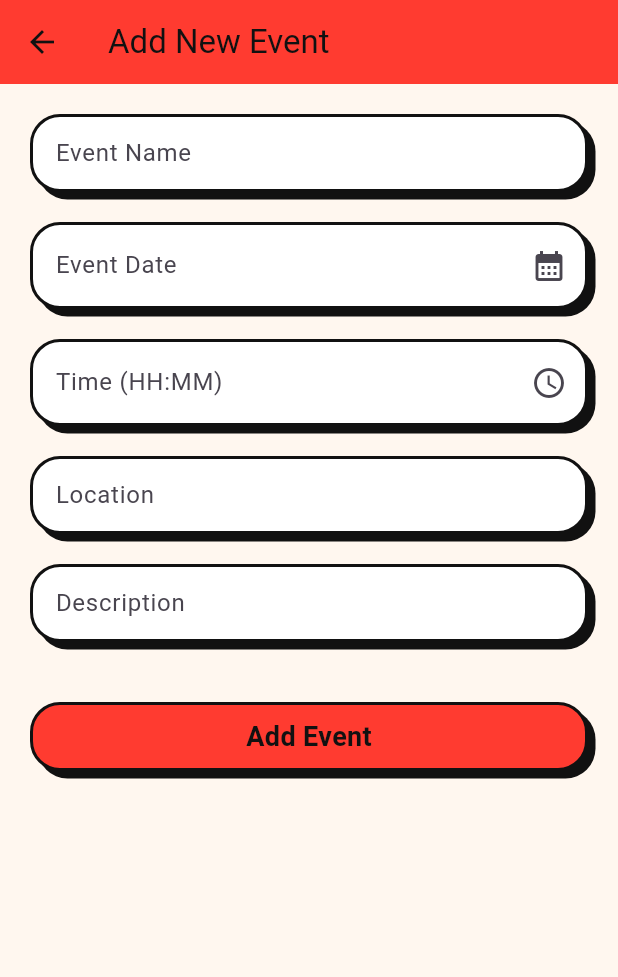
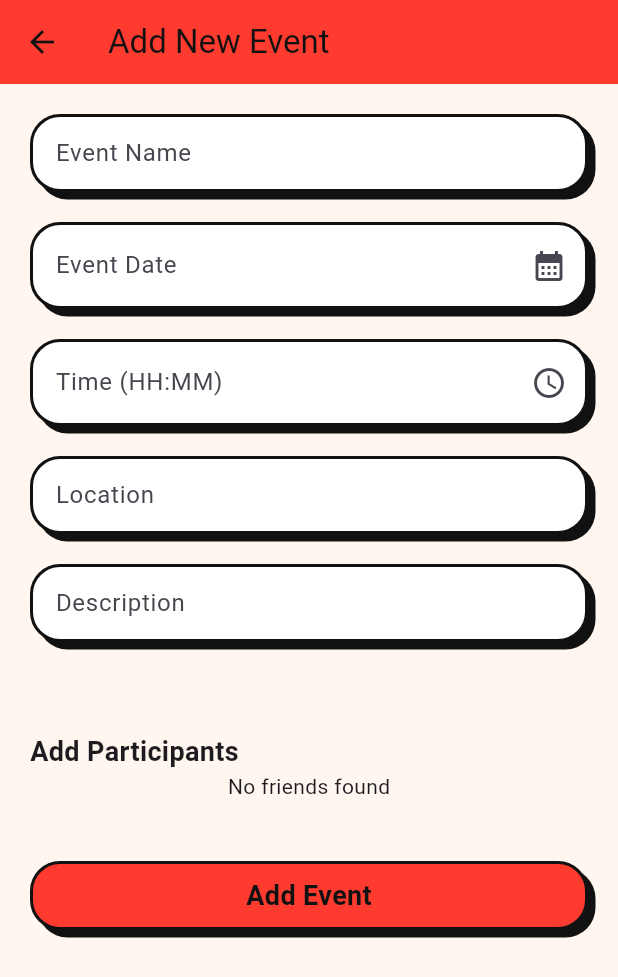
Before and after one commit to Manpriya-Lax/Event-Planner, a Flutter app: the AddEventPage screen opened by its route, on a phone screen of 412 x 824 dp. Shown: the top 977 px of the screen. Run offline on Flutter 3.47's test engine with Material 3 defaults, Android fonts, the light colour scheme and no system bars; our stand-ins replace cloud_firestore, firebase_auth, firebase_core; accounts and stored records are empty.

Commit message:
almost done!!!

```diff
--- a/lib/add.dart
+++ b/lib/add.dart
@@ -19,7 +19,11 @@ class _AddEventPageState extends State<AddEventPage> {
   final TextEditingController timeController = TextEditingController();
   final TextEditingController locationController = TextEditingController();
   final TextEditingController descriptionController = TextEditingController();
+  final currentUid = FirebaseAuth.instance.currentUser!.uid;
 
+
+List<String> ParticipantId = [];
+List<String> ParticipantName = [];
 
 
 
@@ -64,6 +68,65 @@ class _AddEventPageState extends State<AddEventPage> {
               BrutalField(hint: "Description", controller: descriptionController),
               const SizedBox(height: 40),
 
+              const SizedBox(height: 20),
+
+const Align(
+  alignment: Alignment.centerLeft,
+  child: Text(
+    "Add Participants",
+    style: TextStyle(fontSize: 18, fontWeight: FontWeight.bold),
+  ),
+),
+
+StreamBuilder<QuerySnapshot>(
+  stream: FirebaseFirestore.instance
+      .collection('users')
+      .doc(currentUid)
+      .collection('friends')
+      .snapshots(),
+  builder: (context, snapshot) {
+    if (!snapshot.hasData) {
+      return const CircularProgressIndicator();
+    }
+
+    final friends = snapshot.data!.docs;
+
+    if (friends.isEmpty) {
+      return const Text("No friends found");
+    }
+
+    return ListView.builder(
+      shrinkWrap: true,
+      physics: const NeverScrollableScrollPhysics(),
+      itemCount: friends.length,
+      itemBuilder: (context, index) {
+        final friend = friends[index];
+        final friendUid = friend.id;
+        final username = friend['username'] ?? 'No Name';
+
+        final isSelected = ParticipantId.contains(friendUid);
+
+        return CheckboxListTile(
+          title: Text(username),
+          value: isSelected,
+          onChanged: (value) {
+            setState(() {
+              if (value == true) {
+                ParticipantId.add(friendUid);
+                ParticipantName.add(username);
+              } else {
+                ParticipantId.remove(friendUid);
+                ParticipantName.remove(username);
+              }
+            });
+          },
+        );
+      },
+    );
+  },
+),
+              const SizedBox(height: 40),
+
               BrutalButton(
                 text: "Add Event",
                 onTap: () async {
@@ -90,6 +153,8 @@ class _AddEventPageState extends State<AddEventPage> {
         description: descriptionController.text.trim(),
         venue: locationController.text.trim(),
         eventDate: eventDateTime,
+       // puid:,
+
       );
 
                       ScaffoldMessenger.of(context).showSnackBar(
@@ -118,9 +183,12 @@ Future<void> addEvent({
   required String description,
   required String venue,
   required DateTime eventDate,
+  //required String puid,
 }) async {
   final user = FirebaseAuth.instance.currentUser;
-
+  final participants = [currentUid, ...ParticipantId];
+  final username = await getCurrentUsername();
+  final participantsnames = [username, ...ParticipantName];
   if (user == null) {
     throw Exception("User not logged in");
   }
@@ -131,13 +199,23 @@ Future<void> addEvent({
     'description': description,
     'venue': venue,
     'date': Timestamp.fromDate(eventDate),
-    'isPublic': false,
+    'participantid': participants,
+    'participantsnames': participantsnames,
     'createdAt': FieldValue.serverTimestamp(),
   });
 }
 
 
+Future<String> getCurrentUsername() async {
+  final currentUid = FirebaseAuth.instance.currentUser!.uid;
 
+  final doc = await FirebaseFirestore.instance
+      .collection('users')
+      .doc(currentUid)
+      .get();
+
+  return doc['username'] ?? 'No Name';
+}
 
            // time controller
 Future<void> _pickTime(TextEditingController controller) async {
--- a/lib/home.dart
+++ b/lib/home.dart
@@ -1,10 +1,6 @@
-import 'package:cloud_firestore/cloud_firestore.dart';
-import 'package:firebase_auth/firebase_auth.dart';
 import 'package:firebase_core/firebase_core.dart';
 import 'package:flutter/material.dart';
 import 'package:eventplanner/theme.dart';
-import 'package:intl/intl.dart';
-
 
 
 class homePage extends StatelessWidget {
```
Also changed, not shown: lib/theme.dart (+16 -6 lines).
